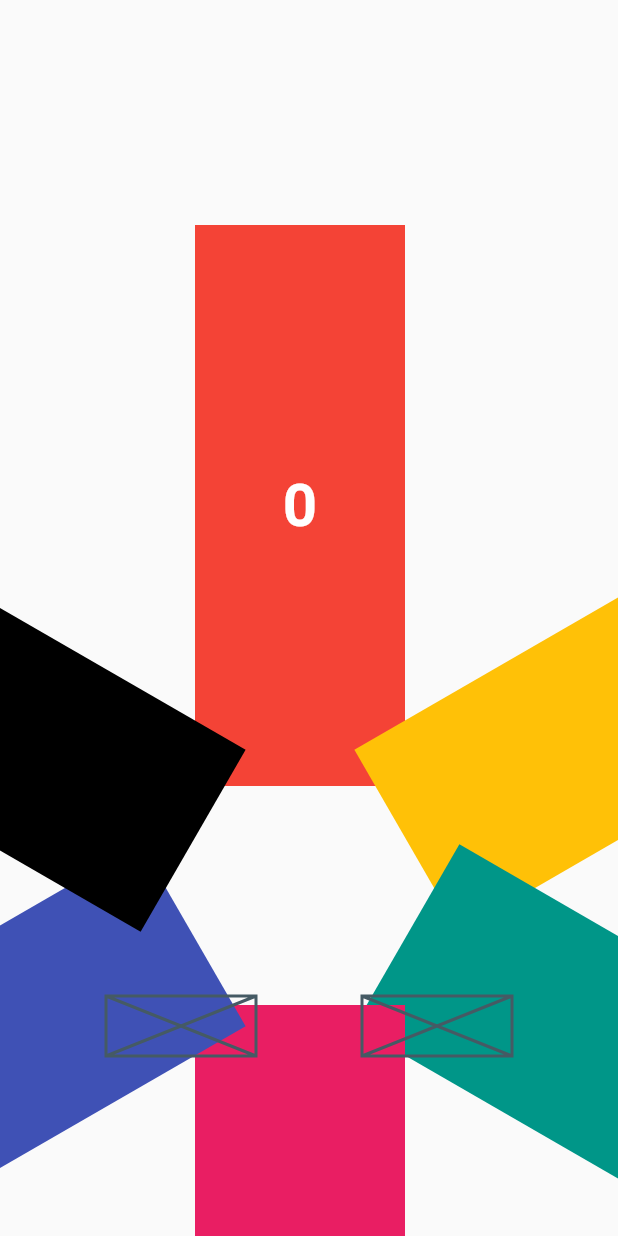
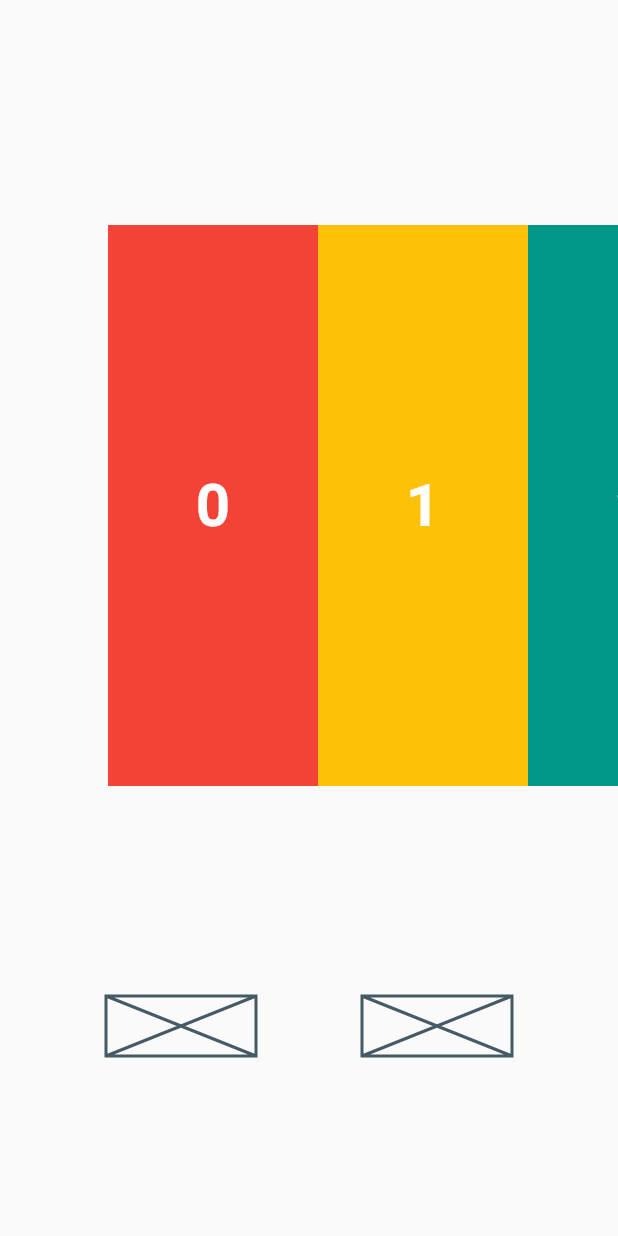
Before and after one commit to MegaJoon/flutter_jan_2020, a Flutter app: the screen it shows after launch, on a phone screen of 412 x 824 dp. Run offline on Flutter 3.47's test engine with Material 2 defaults, Android fonts, the phone set to English and light mode, and no system bars; our stand-ins replace dots_indicator.

Commit message:
not finish
not finish

```diff
--- a/flutter_jan_2020/lib/0103/choose_character_app.dart
+++ b/flutter_jan_2020/lib/0103/choose_character_app.dart
@@ -10,8 +10,8 @@ class ChooseCharacterApp extends StatefulWidget {
 }
 
 class _ChooseCharacterAppState extends State<ChooseCharacterApp> {
-  // list view index
-  int _currentIndex = 3;
+  double itemsWidth = 140.0;
+  double marginLeft = 2 * 140.0;
 
   List<Color> _colors = [Colors.red, Colors.amber, Colors.teal, Colors.pink, Colors.indigo, Colors.black];
 
@@ -21,27 +21,27 @@ class _ChooseCharacterAppState extends State<ChooseCharacterApp> {
 
     switch (index) {
       case 0:
-        return Offset(0.0, 0.0);
+        return Offset(0.0  - 10.0 * index, 0.0);
         break;
 
       case 1:
-        return Offset(60.0 - boxWidth, 30.0);
+        return Offset(60.0 - 10.0 * index, 30.0);
         break;
 
       case 2:
-        return Offset(60.0 - boxWidth, 80.0);
+        return Offset(60.0 - 10.0 * index, 80.0);
         break;
 
       case 3:
-        return Offset(0.0 - boxWidth, 120.0);
+        return Offset(0.0 - 10.0 * index, 120.0);
         break;
 
       case 4:
-        return Offset(-60.0 - boxWidth, 80.0);
+        return Offset(-60.0 - 10.0 * index, 80.0);
         break;
 
       case 5:
-        return Offset(-60.0 - boxWidth, 30.0);
+        return Offset(-60.0 - 10.0 * index, 30.0);
         break;
     }
   }
@@ -52,18 +52,21 @@ class _ChooseCharacterAppState extends State<ChooseCharacterApp> {
   // animate list view
   _scrollPage(bool direction){
     setState(() {
-      direction? _currentIndex++ : _currentIndex--;
       _scrollController.animateTo(
-        direction? 100.0 : -100.0,
-        duration: Duration(seconds: 2),
+//        marginLeft += direction? itemsWidth/2 : -itemsWidth/2,
+        marginLeft += direction? -50.0 : 50.0,
+        duration: Duration(milliseconds: 100),
         curve: Curves.fastLinearToSlowEaseIn,
       );
+      print("marginLeft = $marginLeft");
     });
   }
 
   @override
   void initState() {
-    _scrollController = ScrollController()
+    _scrollController = ScrollController(
+      initialScrollOffset: marginLeft
+    )
     ..addListener((){
       setState(() {
       });
@@ -93,17 +96,13 @@ class _ChooseCharacterAppState extends State<ChooseCharacterApp> {
               scrollDirection: Axis.horizontal,
               itemCount: _colors.length,
               shrinkWrap: true,
-              padding: EdgeInsets.only(left: 280.0),
-              physics: NeverScrollableScrollPhysics(),
+              padding: EdgeInsets.only(left: marginLeft),
+//              physics: NeverScrollableScrollPhysics(),
               controller: _scrollController,
               itemBuilder: (context, index){
-                return Transform.translate(
-                  offset: _positionXY(index),
-                  child: Transform.rotate(
-                    angle: pi * index / 3,
-                    child: Container(
+                return Container(
                   margin: EdgeInsets.only(bottom: 400.0),
-                      width: 140.0,
+                  width: itemsWidth,
                   color: _colors[index],
                   child: Center(
                     child: Text(index.toString(),
@@ -111,8 +110,6 @@ class _ChooseCharacterAppState extends State<ChooseCharacterApp> {
                         fontSize: 40.0,
                         color: Colors.white,
                         fontWeight: FontWeight.bold,
-                          ),
-                        ),
                       ),
                     ),
                   ),
@@ -137,7 +134,6 @@ class _ChooseCharacterAppState extends State<ChooseCharacterApp> {
                     onTap: (){
                       print("prev btn");
                       _scrollPage(false);
-                      print("index = $_currentIndex");
                     },
                     child: Container(
                       height: 40.0,
@@ -151,7 +147,6 @@ class _ChooseCharacterAppState extends State<ChooseCharacterApp> {
                     onTap: (){
                       print("next btn");
                       _scrollPage(true);
-                      print("index = $_currentIndex");
                     },
                     child: Container(
                       height: 40.0,
--- a/flutter_jan_2020/lib/main.dart
+++ b/flutter_jan_2020/lib/main.dart
@@ -11,7 +11,8 @@ class MyApp extends StatelessWidget {
     return MaterialApp(
 //      home: SolarSystemUI(),  // 01-01
 //      home: GuitarApp(),  // 01-02
-      home: ChooseCharacterApp(),  // 01-03
+//      home: ChooseCharacterApp(),  // 01-03
+      home: ChooseCharacterApp(),  // 01-06
     );
   }
 }
```
Lines whose indentation alone changed are shown as unchanged.
